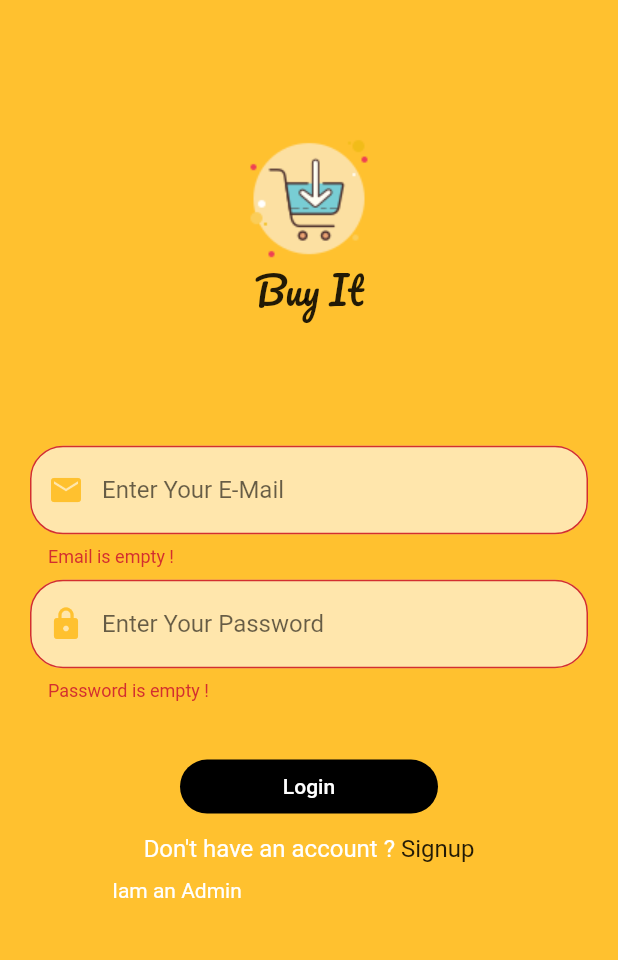
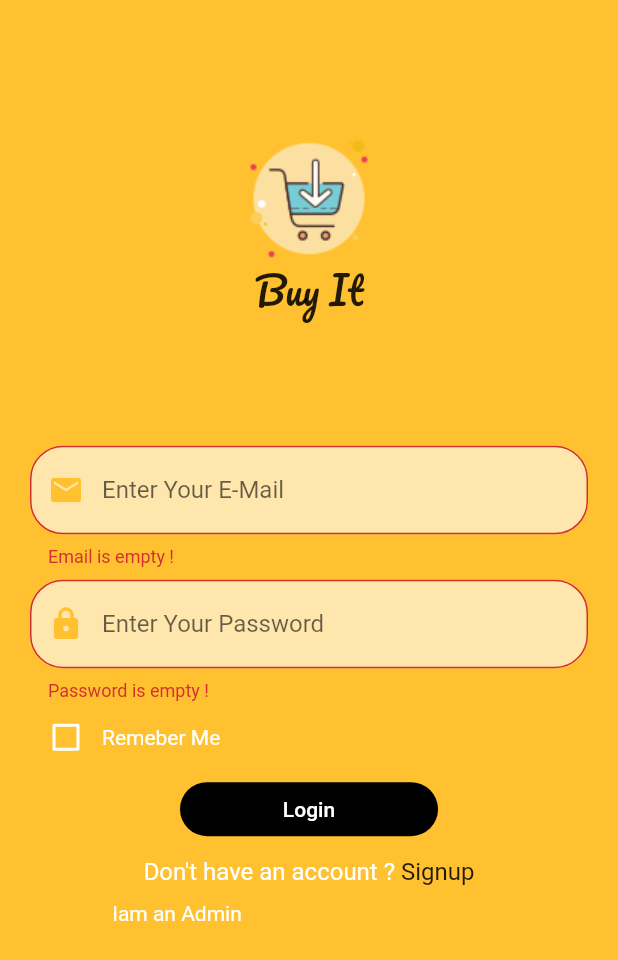
Before and after one commit to AhmedAdly20/EcommerceApp, a Flutter app: the screen it shows after launch, after a tap on "Login", on a phone screen of 412 x 824 dp. Shown: the top 960 px of the screen. Run offline on Flutter 3.47's test engine with Material 2 defaults, Android fonts, the phone set to English and light mode, and no system bars; our stand-ins replace cloud_firestore, firebase_auth, modal_progress_hud, shared_preferences; accounts and stored records are empty.

Commit message:
Add Remember Me Option UI In Login

```diff
--- a/lib/constants.dart
+++ b/lib/constants.dart
@@ -17,3 +17,4 @@ const kOrderDetails = 'OrderDetails';
 const kTotallPrice = 'TotallPrice';
 const kAddress = 'Address';
 const kProductQuantity = 'Quantity';
+const kKeepMeLoggedIn = 'KeepMeLoggedIn';
--- a/lib/screens/login_screen.dart
+++ b/lib/screens/login_screen.dart
@@ -8,17 +8,31 @@ import 'package:ecommerce/services/auth.dart';
 import 'package:ecommerce/widgets/custom_logo.dart';
 import 'package:flutter/material.dart';
 import 'package:ecommerce/widgets/cutsom_textfield.dart';
-import 'package:flutter/services.dart';
 import 'package:modal_progress_hud/modal_progress_hud.dart';
 import 'package:provider/provider.dart';
+import 'package:shared_preferences/shared_preferences.dart';
 
-class LoginScreen extends StatelessWidget {
+
+class LoginScreen extends StatefulWidget {
+  static String id = 'LoginScreen';
+
+  @override
+  _LoginScreenState createState() => _LoginScreenState();
+}
+
+class _LoginScreenState extends State<LoginScreen> {
   final GlobalKey<FormState> _globalKey = GlobalKey<FormState>();
-  static String id = 'LoginScreen';
+
   String _email, _password;
+
   final _auth = Auth();
+
   bool isAdmin = false;
+
   final adminPassword = 'admin123';
+
+  bool keepMeLoggedIn = false;
+
   @override
   Widget build(BuildContext context) {
     double height = MediaQuery.of(context).size.height;
@@ -28,8 +42,7 @@ class LoginScreen extends StatelessWidget {
         inAsyncCall: Provider.of<ModelHud>(context).isLoading,
         child: Form(
           key: _globalKey,
-          child: ListView(
-            children: <Widget>[
+          child: ListView(children: <Widget>[
             CustomLogo(),
             SizedBox(
               height: height * 0.1,
@@ -50,8 +63,33 @@ class LoginScreen extends StatelessWidget {
               hint: 'Enter Your Password',
               icon: Icons.lock,
             ),
-              SizedBox(
-                height: height * 0.04,
+            Padding(
+              padding: const EdgeInsets.only(left: 20.0),
+              child: Row(
+                children: [
+                  Theme(
+                    data: ThemeData(
+                      unselectedWidgetColor: Colors.white,
+                    ),
+                    child: Checkbox(
+                      checkColor: kSecondaryColor,
+                      activeColor: kMainColor,
+                      value: keepMeLoggedIn,
+                      onChanged: (value) {
+                        setState(() {
+                          keepMeLoggedIn = value;
+                        });
+                      },
+                    ),
+                  ),
+                  Text(
+                    'Remeber Me',
+                    style: TextStyle(
+                      color: Colors.white,
+                    ),
+                  )
+                ],
+              ),
             ),
             Padding(
               padding: const EdgeInsets.symmetric(horizontal: 120),
@@ -60,6 +98,9 @@ class LoginScreen extends StatelessWidget {
                   shape: RoundedRectangleBorder(
                       borderRadius: BorderRadius.circular(20.0)),
                   onPressed: () async {
+                    if (keepMeLoggedIn == true) {
+                      keepUserLoggedIn();
+                    }
                     _validate(context);
                   },
                   child: Text(
@@ -102,43 +143,44 @@ class LoginScreen extends StatelessWidget {
                 children: <Widget>[
                   Expanded(
                       child: GestureDetector(
-                        onTap: (){
-                          Provider.of<AdminMode>(context,listen: false).changeIsAdmin(true);
+                    onTap: () {
+                      Provider.of<AdminMode>(context, listen: false)
+                          .changeIsAdmin(true);
                     },
                     child: Text(
                       'Iam an Admin',
                       textAlign: TextAlign.center,
                       style: TextStyle(
-                            color: Provider.of<AdminMode>(context).isAdmin ? kMainColor : Colors.white
+                          color: Provider.of<AdminMode>(context).isAdmin
+                              ? kMainColor
+                              : Colors.white),
                     ),
-                        ),
-                      )
-                    ),
+                  )),
                   Expanded(
                       child: GestureDetector(
-                        onTap: (){
-                          Provider.of<AdminMode>(context,listen: false).changeIsAdmin(false);
+                    onTap: () {
+                      Provider.of<AdminMode>(context, listen: false)
+                          .changeIsAdmin(false);
                     },
                     child: Text(
                       'Iam a User',
                       textAlign: TextAlign.center,
                       style: TextStyle(
-                            color: Provider.of<AdminMode>(context).isAdmin ? Colors.white : kMainColor
+                          color: Provider.of<AdminMode>(context).isAdmin
+                              ? Colors.white
+                              : kMainColor),
                     ),
-                        ),
-                      )
-                    ),
+                  )),
                 ],
               ),
             ),
-            ]
-          ),
+          ]),
         ),
       ),
     );
   }
 
-  void _validate(BuildContext context) async{
+  void _validate(BuildContext context) async {
     final modelhud = Provider.of<ModelHud>(context, listen: false);
     modelhud.changeIsLoading(true);
     if (_globalKey.currentState.validate()) {
@@ -175,4 +217,8 @@ class LoginScreen extends StatelessWidget {
     modelhud.changeIsLoading(false);
   }
 
+  keepUserLoggedIn() async{
+    SharedPreferences sharedPreferences = await SharedPreferences.getInstance();
+    sharedPreferences.setBool(kKeepMeLoggedIn, keepMeLoggedIn);
   }
+}
--- a/pubspec.yaml
+++ b/pubspec.yaml
@@ -32,6 +32,7 @@ dependencies:
   modal_progress_hud: ^0.1.3
   provider: ^4.3.1
   cloud_firestore: ^0.13.7
+  shared_preferences: ^0.5.8
 
 dev_dependencies:
   flutter_test:
```
Also changed, not shown: pubspec.lock. Lines whose indentation alone changed are shown as unchanged.
